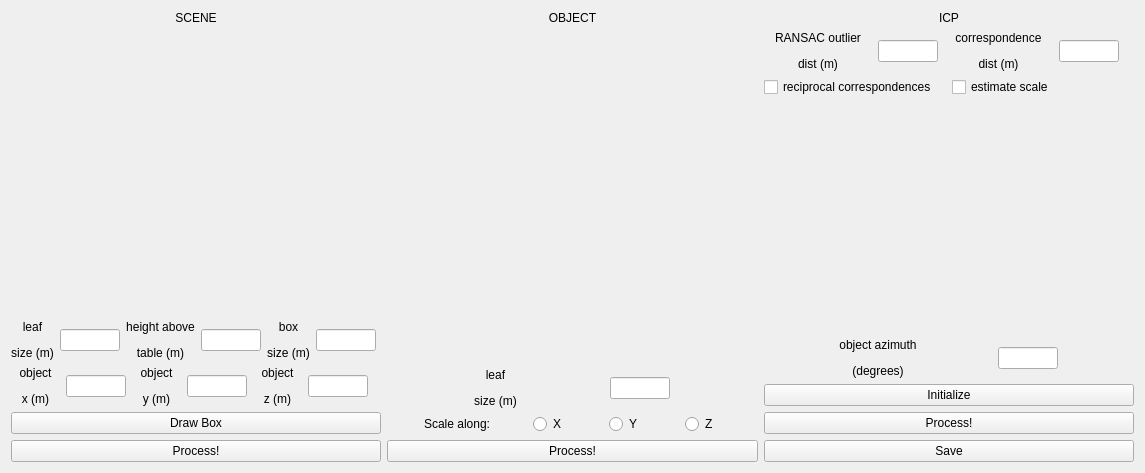
First picture: the form in pclviewer.ui, repository samarth-robo/ICP-gui, before the edit.
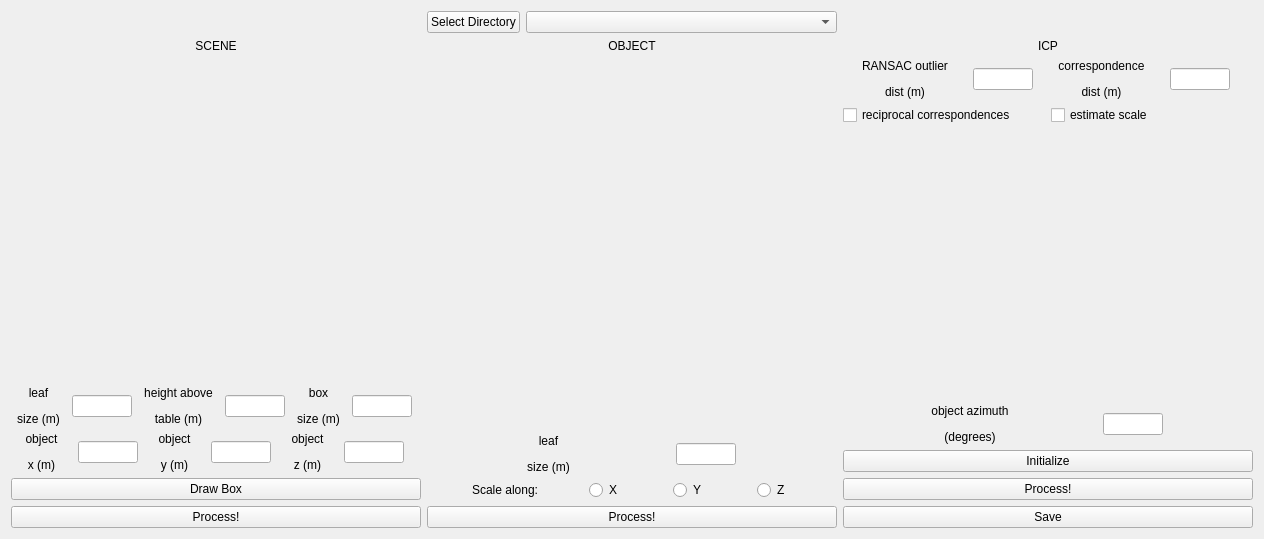
Second picture: the form after the edit. Custom widgets are drawn as their Qt base class.

Commit message: Added options to choose directory and scene file

```diff
--- a/pclviewer.ui
+++ b/pclviewer.ui
@@ -6,15 +6,15 @@
    <rect>
     <x>0</x>
     <y>0</y>
-    <width>1145</width>
-    <height>473</height>
+    <width>1264</width>
+    <height>539</height>
    </rect>
   </property>
   <property name="windowTitle">
    <string>Form</string>
   </property>
   <layout class="QGridLayout" name="gridLayout">
-   <item row="0" column="1">
+   <item row="1" column="1">
     <layout class="QVBoxLayout" name="verticalLayout_2">
      <item>
       <widget class="QLabel" name="label_4">
@@ -143,7 +143,7 @@
      </item>
     </layout>
    </item>
-   <item row="0" column="0">
+   <item row="1" column="0">
     <layout class="QVBoxLayout" name="verticalLayout">
      <item>
       <widget class="QLabel" name="label_3">
@@ -369,7 +369,7 @@
      </item>
     </layout>
    </item>
-   <item row="0" column="2">
+   <item row="1" column="2">
     <layout class="QVBoxLayout" name="verticalLayout_3">
      <item>
       <widget class="QLabel" name="label_11">
@@ -551,6 +551,27 @@
      </item>
     </layout>
    </item>
+   <item row="0" column="1">
+    <layout class="QHBoxLayout" name="horizontalLayout_3">
+     <item>
+      <widget class="QPushButton" name="dir_select_button">
+       <property name="text">
+        <string>Select Directory</string>
+       </property>
+      </widget>
+     </item>
+     <item>
+      <widget class="QComboBox" name="scene_select_combo_box">
+       <property name="sizePolicy">
+        <sizepolicy hsizetype="Expanding" vsizetype="Fixed">
+         <horstretch>0</horstretch>
+         <verstretch>0</verstretch>
+        </sizepolicy>
+       </property>
+      </widget>
+     </item>
+    </layout>
+   </item>
   </layout>
  </widget>
  <customwidgets>
```
The commit also changes 3 other files.
